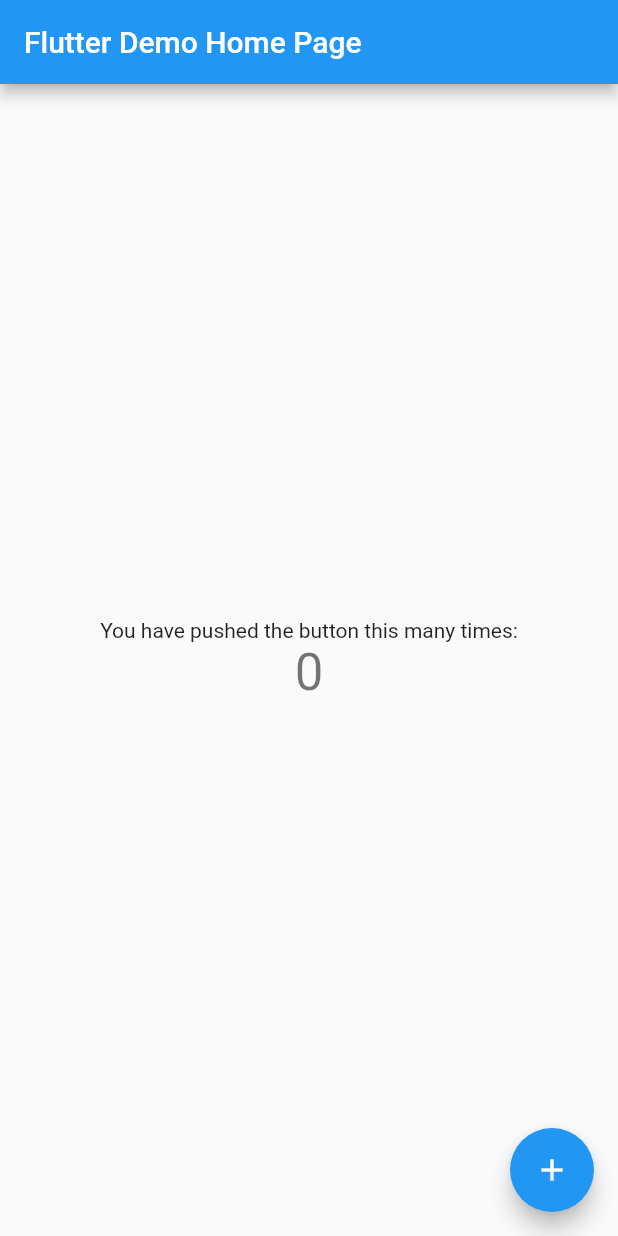
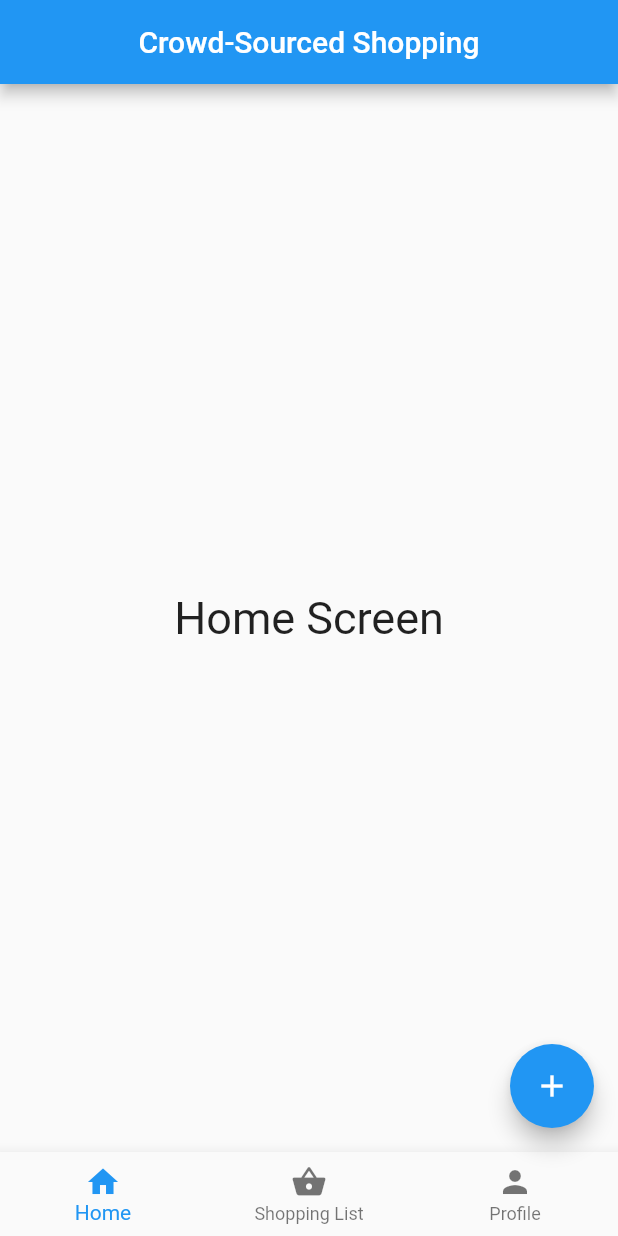
Before and after one commit to euromike21/CrowdSourcedShoppingApp, a Flutter app: the screen it shows after launch, on a phone screen of 412 x 824 dp. Run offline on Flutter 3.47's test engine with Material 2 defaults, Android fonts, the light colour scheme and no system bars.

Commit message:
Added tab navigation
3 Tabs for Home screen, Shopping List screen, and profile screen were added. Each of the tabs link to the respective .dart file/widget

```diff
--- a/crowd_sourced_shopping_app/lib/exports.dart
+++ b/crowd_sourced_shopping_app/lib/exports.dart
@@ -1,4 +1,6 @@
 export 'package:flutter/material.dart';
+export 'screens/add_item_screen.dart';
+export 'screens/app.dart';
 export 'screens/home_screen.dart';
 export 'screens/profile_screen.dart';
 export 'screens/shopping_list_screen.dart';
--- /dev/null
+++ b/crowd_sourced_shopping_app/lib/screens/add_item_screen.dart
@@ -0,0 +1 @@
+import 'package:crowd_sourced_shopping_app/exports.dart';
--- /dev/null
+++ b/crowd_sourced_shopping_app/lib/screens/app.dart
@@ -0,0 +1,65 @@
+import 'package:crowd_sourced_shopping_app/exports.dart';
+
+class MyApp extends StatelessWidget {
+  // This widget is the root of your application.
+  @override
+  Widget build(BuildContext context) {
+    return MaterialApp(
+      title: 'Flutter Demo',
+      theme: ThemeData(
+        primarySwatch: Colors.blue,
+      ),
+      home: MyHomePage(title: 'Crowd-Sourced Shopping'),
+    );
+  }
+}
+
+class MyHomePage extends StatefulWidget {
+  MyHomePage({Key? key, required this.title}) : super(key: key);
+
+  final String title;
+
+  @override
+  _MyHomePageState createState() => _MyHomePageState();
+}
+
+class _MyHomePageState extends State<MyHomePage> {
+  int selected_index = 0;
+
+  // Tabs for navigation bar
+  var tabs = [
+    BottomNavigationBarItem(icon: Icon(Icons.home), label: 'Home'),
+    BottomNavigationBarItem(
+        icon: Icon(Icons.shopping_basket), label: 'Shopping List'),
+    BottomNavigationBarItem(icon: Icon(Icons.person), label: 'Profile')
+  ];
+
+  // Includes the children widgets of each tab page
+  final tab_pages = [HomeScreen(), ShoppingListScreen(), ProfileScreen()];
+
+  @override
+  Widget build(BuildContext context) {
+    return Scaffold(
+      appBar: AppBar(
+        title: Center(child: Text(widget.title)),
+      ),
+      body: tab_pages[selected_index],
+      floatingActionButton: FloatingActionButton(
+        onPressed: () {},
+        tooltip: 'Add item',
+        child: Icon(Icons.add),
+      ),
+      bottomNavigationBar: BottomNavigationBar(
+        currentIndex: selected_index,
+        items: tabs,
+        onTap: onTabTap,
+      ),
+    );
+  }
+
+  void onTabTap(int index) {
+    setState(() {
+      selected_index = index;
+    });
+  }
+}
--- a/crowd_sourced_shopping_app/lib/screens/home_screen.dart
+++ b/crowd_sourced_shopping_app/lib/screens/home_screen.dart
@@ -1,109 +1,25 @@
 import 'package:crowd_sourced_shopping_app/exports.dart';
 
-class MyApp extends StatelessWidget {
-  // This widget is the root of your application.
+class HomeScreen extends StatefulWidget {
+  const HomeScreen({Key? key}) : super(key: key);
+
+  @override
+  _HomeScreenState createState() => _HomeScreenState();
+}
+
+class _HomeScreenState extends State<HomeScreen> {
   @override
   Widget build(BuildContext context) {
-    return MaterialApp(
-      title: 'Flutter Demo',
-      theme: ThemeData(
-        // This is the theme of your application.
-        //
-        // Try running your application with "flutter run". You'll see the
-        // application has a blue toolbar. Then, without quitting the app, try
-        // changing the primarySwatch below to Colors.green and then invoke
-        // "hot reload" (press "r" in the console where you ran "flutter run",
-        // or simply save your changes to "hot reload" in a Flutter IDE).
-        // Notice that the counter didn't reset back to zero; the application
-        // is not restarted.
-        primarySwatch: Colors.blue,
+    return Center(
+      child: Column(
+        mainAxisAlignment: MainAxisAlignment.center,
+        children: <Widget>[
+          Text(
+            'Home Screen',
+            style: TextStyle(fontSize: 30),
+          ),
+        ],
       ),
-      home: MyHomePage(title: 'Flutter Demo Home Page'),
     );
   }
 }
-
-class MyHomePage extends StatefulWidget {
-  MyHomePage({Key? key, required this.title}) : super(key: key);
-
-  // This widget is the home page of your application. It is stateful, meaning
-  // that it has a State object (defined below) that contains fields that affect
-  // how it looks.
-
-  // This class is the configuration for the state. It holds the values (in this
-  // case the title) provided by the parent (in this case the App widget) and
-  // used by the build method of the State. Fields in a Widget subclass are
-  // always marked "final".
-
-  final String title;
-
-  @override
-  _MyHomePageState createState() => _MyHomePageState();
-}
-
-class _MyHomePageState extends State<MyHomePage> {
-  int _counter = 0;
-
-  void _incrementCounter() {
-    setState(() {
-      // This call to setState tells the Flutter framework that something has
-      // changed in this State, which causes it to rerun the build method below
-      // so that the display can reflect the updated values. If we changed
-      // _counter without calling setState(), then the build method would not be
-      // called again, and so nothing would appear to happen.
-      _counter++;
-    });
-  }
-
-  @override
-  Widget build(BuildContext context) {
-    // This method is rerun every time setState is called, for instance as done
-    // by the _incrementCounter method above.
-    //
-    // The Flutter framework has been optimized to make rerunning build methods
-    // fast, so that you can just rebuild anything that needs updating rather
-    // than having to individually change instances of widgets.
-    return Scaffold(
-      appBar: AppBar(
-        // Here we take the value from the MyHomePage object that was created by
-        // the App.build method, and use it to set our appbar title.
-        title: Text(widget.title),
-      ),
-      body: Center(
-        // Center is a layout widget. It takes a single child and positions it
-        // in the middle of the parent.
-        child: Column(
-          // Column is also a layout widget. It takes a list of children and
-          // arranges them vertically. By default, it sizes itself to fit its
-          // children horizontally, and tries to be as tall as its parent.
-          //
-          // Invoke "debug painting" (press "p" in the console, choose the
-          // "Toggle Debug Paint" action from the Flutter Inspector in Android
-          // Studio, or the "Toggle Debug Paint" command in Visual Studio Code)
-          // to see the wireframe for each widget.
-          //
-          // Column has various properties to control how it sizes itself and
-          // how it positions its children. Here we use mainAxisAlignment to
-          // center the children vertically; the main axis here is the vertical
-          // axis because Columns are vertical (the cross axis would be
-          // horizontal).
-          mainAxisAlignment: MainAxisAlignment.center,
-          children: <Widget>[
-            Text(
-              'You have pushed the button this many times:',
-            ),
-            Text(
-              '$_counter',
-              style: Theme.of(context).textTheme.headline4,
-            ),
-          ],
-        ),
-      ),
-      floatingActionButton: FloatingActionButton(
-        onPressed: _incrementCounter,
-        tooltip: 'Increment',
-        child: Icon(Icons.add),
-      ), // This trailing comma makes auto-formatting nicer for build methods.
-    );
-  }
-}
```
Also changed, not shown: crowd_sourced_shopping_app/lib/screens/profile_screen.dart (+19 -0 lines), crowd_sourced_shopping_app/lib/screens/shopping_list_screen.dart (+19 -0 lines).
